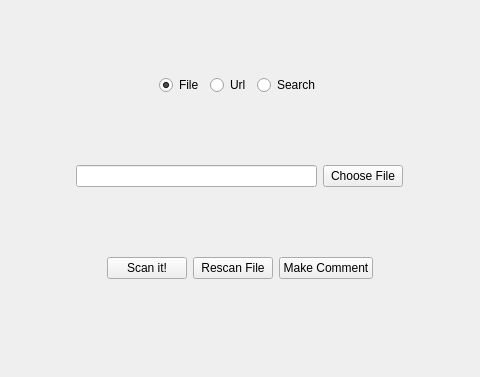
First picture: the form in client/mainwindow.ui, repository lieroz/VirusTotalClient, before the edit; both pictures show x 175 to 655 and y 0 to 377 of the 829 by 377 pixel window.
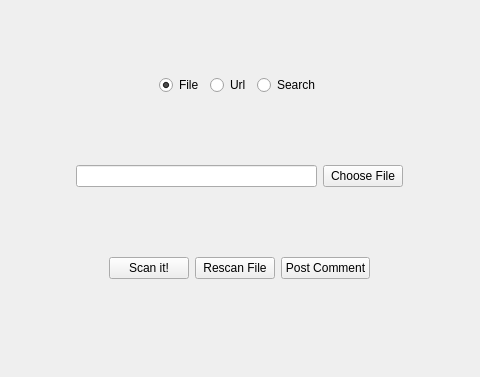
Second picture: the form after the edit.

Commit message: Rescan file form implemented.

```diff
--- a/client/mainwindow.ui
+++ b/client/mainwindow.ui
@@ -150,7 +150,7 @@
       <item>
        <widget class="QPushButton" name="commentButton">
         <property name="text">
-         <string>Make Comment</string>
+         <string>Post Comment</string>
         </property>
        </widget>
       </item>
```
Left out of the diff: 6 changed lines with no effect on the pictures. The commit also changes 7 other files.
